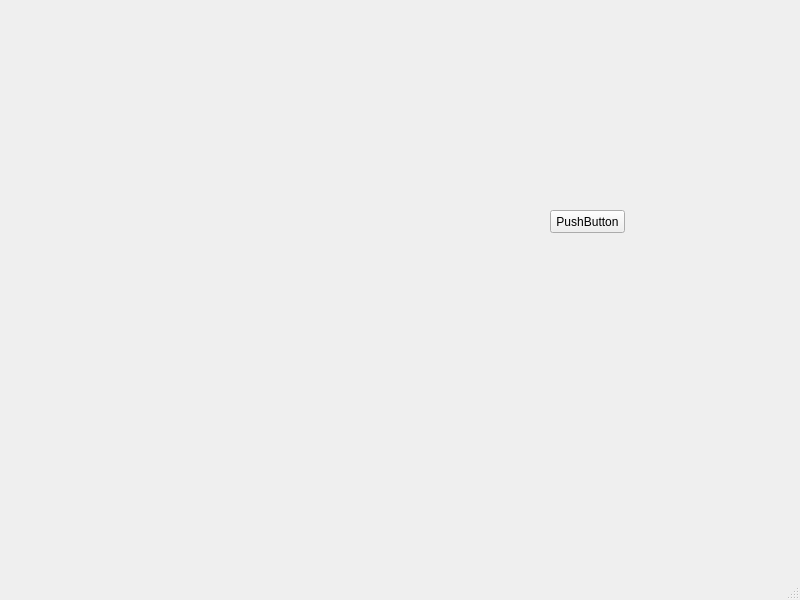
First picture: the form in mainScreen.ui, repository concastor/Recipe-Book-Creator, before the edit.
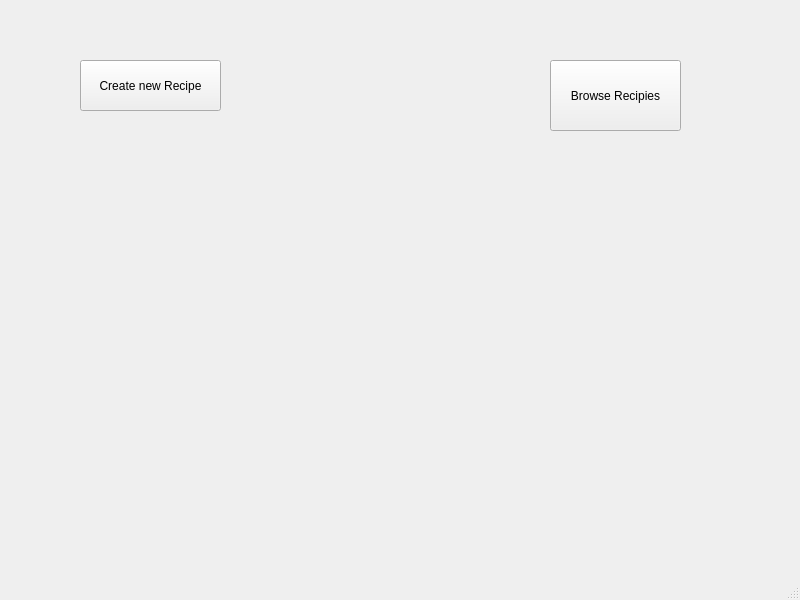
Second picture: the form after the edit.

Commit message: added main screen buttons

```diff
--- a/mainScreen.ui
+++ b/mainScreen.ui
@@ -14,17 +14,30 @@
    <string>MainWindow</string>
   </property>
   <widget class="QWidget" name="centralwidget">
-   <widget class="QPushButton" name="pushButton">
+   <widget class="QPushButton" name="CreateButton">
+    <property name="geometry">
+     <rect>
+      <x>80</x>
+      <y>60</y>
+      <width>141</width>
+      <height>51</height>
+     </rect>
+    </property>
+    <property name="text">
+     <string>Create new Recipe</string>
+    </property>
+   </widget>
+   <widget class="QPushButton" name="browseButton">
     <property name="geometry">
      <rect>
       <x>550</x>
-      <y>210</y>
-      <width>75</width>
-      <height>23</height>
+      <y>60</y>
+      <width>131</width>
+      <height>71</height>
      </rect>
     </property>
     <property name="text">
-     <string>PushButton</string>
+     <string>Browse Recipies</string>
     </property>
    </widget>
   </widget>
```
Left out of the diff: 2 changed lines with no effect on the pictures. The commit also changes 1 other file.
